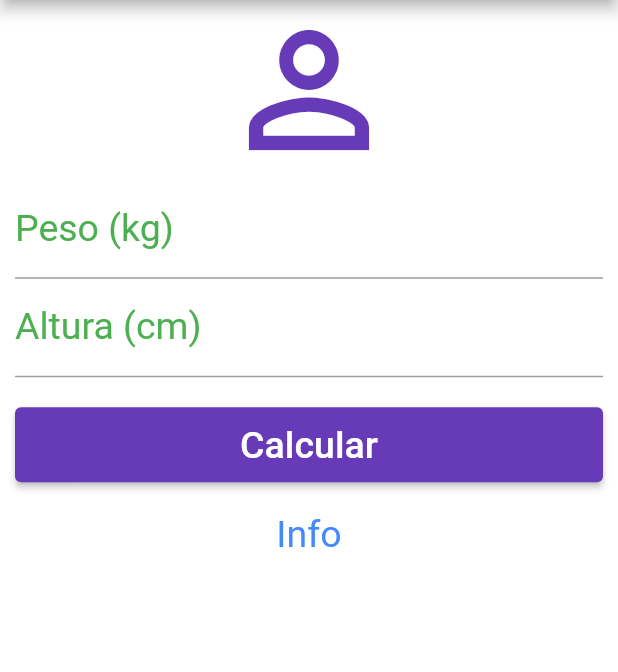
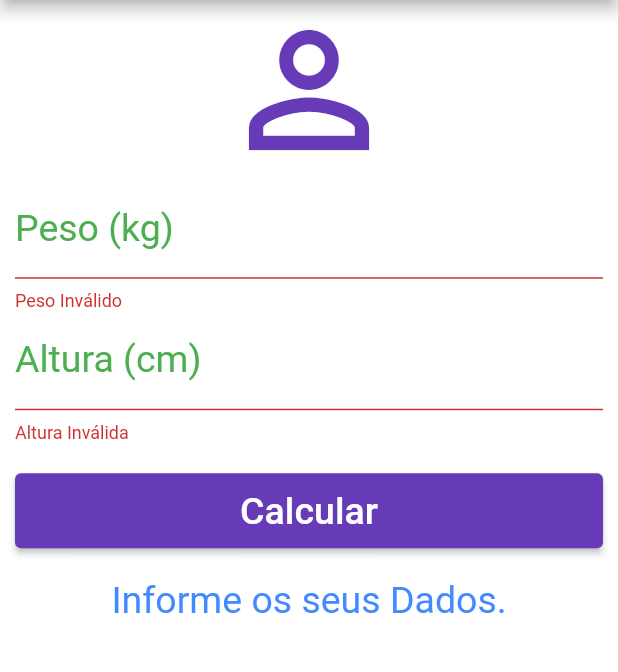
Before and after one commit to CleberPresidente100/Udemy_Flutter, a Flutter app: the screen it shows after launch, after a tap on "Calcular", on a phone screen of 412 x 824 dp, the part 84-756 px from its top. Run offline on Flutter 3.47's test engine with Material 2 defaults, Android fonts, the phone set to English and light mode, and no system bars; our stand-ins replace image_picker, share, sqflite, transparent_image; accounts and stored records are empty.

Commit message:
Criação do APP 02 - Calculadora de IMC.

```diff
--- a/App_02-Calculadora_de_IMC/lib/main.dart
+++ b/App_02-Calculadora_de_IMC/lib/main.dart
@@ -15,6 +15,67 @@ class Home extends StatefulWidget {
 }
 
 class _HomeState extends State<Home> {
+
+  String textoInfromativo = 'Informe os seus Dados.';
+  GlobalKey<FormState> _formKey = GlobalKey<FormState>();
+
+  TextEditingController pesoController = TextEditingController();
+  TextEditingController alturaController = TextEditingController();
+
+  void apagarCampos(){
+    pesoController.text = '';
+    alturaController.text = '';
+    setState(() {
+      textoInfromativo = 'Informe os seus Dados.';
+      _formKey = GlobalKey<FormState>();
+    });
+  }
+
+
+  double? validarTextoDigitado(String? dado){
+
+    try{
+      if(dado != null){
+        return double.tryParse(dado);
+      }
+    }
+    catch (exception){
+      return null;
+    }
+
+    return null;
+  }
+
+
+  void calcularImc(){
+    double peso = double.parse(pesoController.text);
+    double altura = double.parse(alturaController.text) / 100;
+
+    double imc = peso / (altura * altura);
+
+    setState(() {
+
+      if(imc < 18.6){
+        textoInfromativo = 'Abaixo do Peso. IMC = ${imc.toStringAsPrecision(3)}';
+      }
+      else if(imc >= 18.6 && imc < 24.9){
+        textoInfromativo = 'Peso Ideal. IMC = ${imc.toStringAsPrecision(3)}';
+      }
+      else if(imc >= 24.9 && imc < 29.9){
+        textoInfromativo = 'Levemente Acima do Peso. IMC = ${imc.toStringAsPrecision(3)}';
+      }
+      else if(imc >= 29.9 && imc < 34.9){
+        textoInfromativo = 'Obesidade Grau I. IMC = ${imc.toStringAsPrecision(3)}';
+      }
+      else if(imc >= 34.9 && imc < 39.9){
+        textoInfromativo = 'Obesidade Grau II. IMC = ${imc.toStringAsPrecision(3)}';
+      }
+      else if(imc >= 40){
+        textoInfromativo = 'Obesidade Grau III. IMC = ${imc.toStringAsPrecision(3)}';
+      }
+    });
+  }
+
   @override
   Widget build(BuildContext context) {
     return Scaffold(
@@ -25,7 +86,7 @@ class _HomeState extends State<Home> {
         backgroundColor: Colors.blueAccent,
         actions: <Widget>[
           IconButton(
-            onPressed: () {},
+            onPressed: apagarCampos,
             icon: Icon(Icons.refresh),
           ),
         ],
@@ -36,11 +97,14 @@ class _HomeState extends State<Home> {
           right: 10.0,
           bottom: 50.0,
         ),
+        child: Form(
+          key: _formKey,
           child: Column(
             crossAxisAlignment: CrossAxisAlignment.stretch,
             children: <Widget>[
               Icon(Icons.person_outline, size: 120.0, color: Colors.deepPurple),
-            TextField(
+              TextFormField(
+                controller: pesoController,
                 keyboardType: TextInputType.number,
                 textAlign: TextAlign.center,
                 style: TextStyle(color: Colors.green),
@@ -48,8 +112,14 @@ class _HomeState extends State<Home> {
                   labelText: 'Peso (kg)',
                   labelStyle: TextStyle(color: Colors.green, fontSize: 25.0),
                 ),
+                validator: (value){
+                  if (validarTextoDigitado(value) == null){
+                    return "Peso Inválido";
+                  }
+                },
               ),
-            TextField(
+              TextFormField(
+                controller: alturaController,
                 keyboardType: TextInputType.number,
                 textAlign: TextAlign.center,
                 style: TextStyle(color: Colors.green),
@@ -57,13 +127,22 @@ class _HomeState extends State<Home> {
                   labelText: 'Altura (cm)',
                   labelStyle: TextStyle(color: Colors.green, fontSize: 25.0),
                 ),
+                validator: (value){
+                  if (validarTextoDigitado(value) == null){
+                    return "Altura Inválida";
+                  }
+                },
               ),
               Padding(
                 padding: EdgeInsets.only(top: 20.0, bottom: 20.0),
                 child: Container(
                   height: 50.0,
                   child: ElevatedButton(
-                  onPressed: () {},
+                    onPressed: (){
+                      if(_formKey.currentState!.validate()){
+                        calcularImc();
+                      }
+                    },
                     child: Text(
                       'Calcular',
                       style: TextStyle(color: Colors.white, fontSize: 25.0),
@@ -73,13 +152,14 @@ class _HomeState extends State<Home> {
                 ),
               ),
               Text(
-              'Info',
+                textoInfromativo,
                 textAlign: TextAlign.center,
                 style: TextStyle(color: Colors.blueAccent, fontSize: 25.0),
               ),
             ],
           ),
         ),
+      ),
     );
   }
 }
```
Lines whose indentation alone changed are shown as unchanged.
